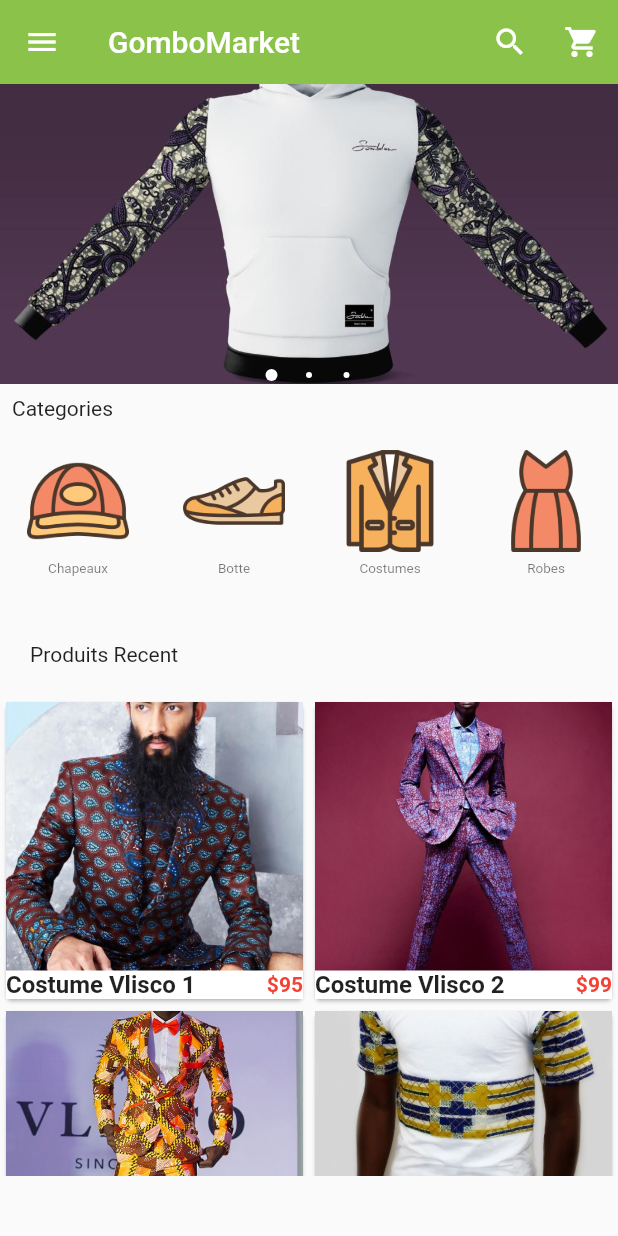
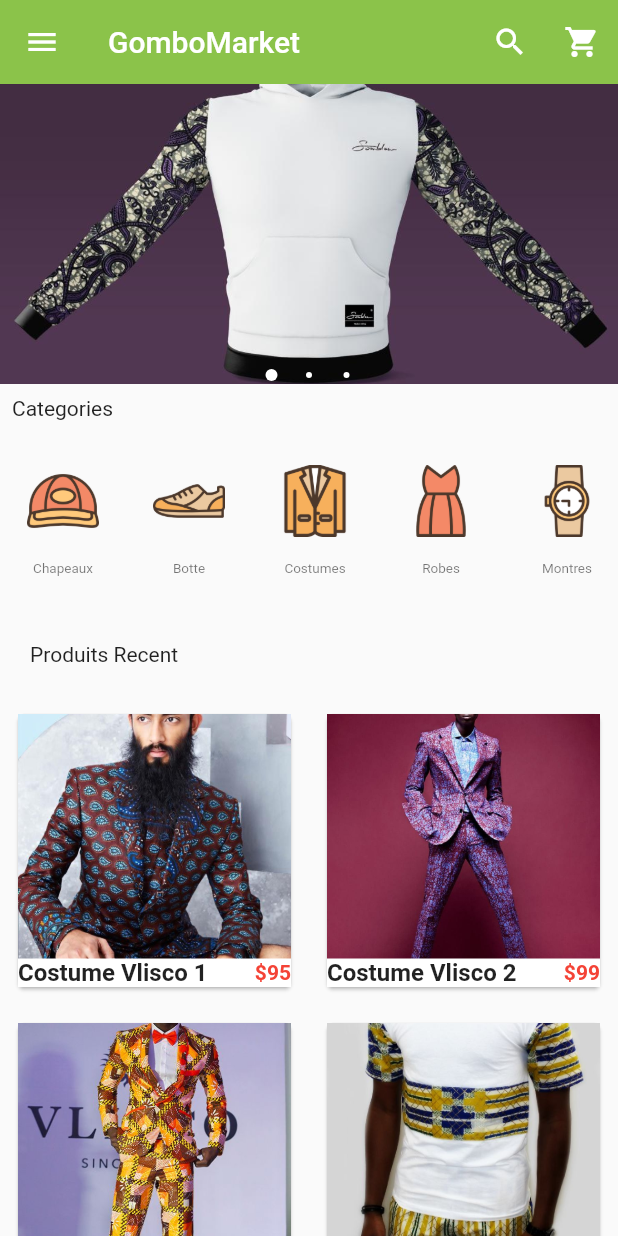
Before and after one commit to ismaelgansonre/GomboMarket, a Flutter app: the screen it shows after launch, on a phone screen of 412 x 824 dp. Run offline on Flutter 3.47's test engine with Material 2 defaults, Android fonts, the light colour scheme and no system bars; drawn by our look-alikes of carousel_pro.

Commit message:
little changes

```diff
--- a/lib/componets/Horizontal_listview.dart
+++ b/lib/componets/Horizontal_listview.dart
@@ -72,7 +72,7 @@
     child: InkWell(onTap: ()
     => Navigator.of(context).push(new MaterialPageRoute(builder:(context) => new ProductsDetails())),
     child: Container(
-    width: 100.0,
+    width: 80.0,
     child: ListTile(
       title: Image.asset(image_location,
       width : 100.0,
--- a/lib/componets/Produits.dart
+++ b/lib/componets/Produits.dart
@@ -55,11 +55,14 @@
         gridDelegate:new SliverGridDelegateWithFixedCrossAxisCount(crossAxisCount:2) ,
         itemBuilder:(BuildContext context, int index)
     {
-    return Single_produit(
-    prod_name: list_produits[index]['name'],
-    prod_picture:list_produits[index]['picture'] ,
-    prod_old_price:list_produits[index]['old_price'] ,
-    prod_price: list_produits[index]['price'],
+    return Padding(
+      padding: const EdgeInsets.all(8.0),
+      child: Single_produit(
+      prod_name: list_produits[index]['name'],
+      prod_picture:list_produits[index]['picture'] ,
+      prod_old_price:list_produits[index]['old_price'] ,
+      prod_price: list_produits[index]['price'],
+      ),
     );
     });
   }
--- a/lib/componets/produits_panier.dart
+++ b/lib/componets/produits_panier.dart
@@ -118,8 +118,9 @@
   children: <Widget>[
 
     new IconButton(icon: Icon(Icons.arrow_drop_up), onPressed: (){}),
+    new Text("$panier_prod_qty"),
     new IconButton(icon: Icon(Icons.arrow_drop_down), onPressed: (){}),
-    new Text("$panier_prod_qty")
+
 
   ],
 
--- a/lib/main.dart
+++ b/lib/main.dart
@@ -128,26 +128,30 @@
           ],
         )
       ),
-      body: new ListView(
+      body: new Column(
         children:<Widget> [
           //image carousel begins here
           imageCarousel,
           //padding widget
           new Padding(padding: const EdgeInsets.all(8.0),
-          child: new Text('Categories'),),
+          child: Container(
+              alignment: Alignment.centerLeft,
+
+              child: new Text('Categories')),),
 
           // Horizontal List view started here
           HorizontalList(),
 
 // padding widget
         new Padding(padding: const EdgeInsets.all(20.0),
-        child: new Text('Produits Recent'),),
+        child: Container(
+          alignment: Alignment.centerLeft,
+            child: new Text('Produits Recent')),),
 
           //Grid view
-          Container(
-            height:320.0,
-            child: Produits(),
-          )
+
+            Flexible (child: Produits()),
+
         ],
       ),
     );
--- a/lib/pages/panier.dart
+++ b/lib/pages/panier.dart
@@ -37,7 +37,7 @@
       )),
       Expanded(
         child: new MaterialButton(onPressed: (){},
-          child:new Text("Check out",style :TextStyle(color: Colors.white), ),
+          child:new Text("Passer a la caisse",style :TextStyle(color: Colors.white), ),
           color:Colors.red,),
       )
     ],
```
Also changed, not shown: pubspec.lock.
